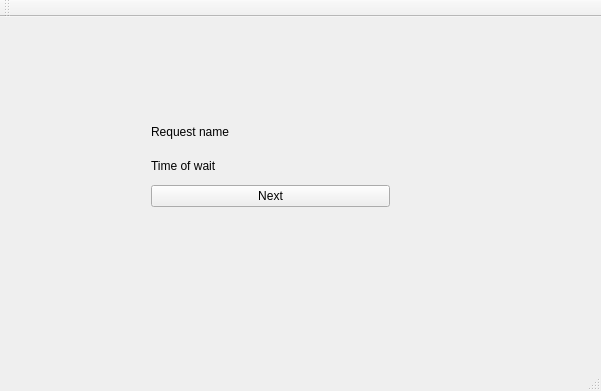
Before: the Qt Designer form mainwindow.ui in TheRzzan/SmoCursWork, drawn with Qt 5.
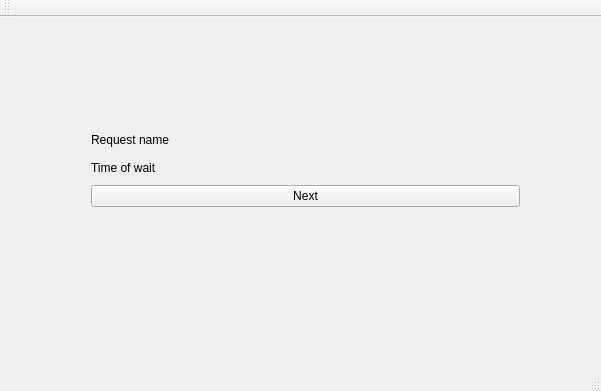
After: the same form once the commit is applied.

```diff
--- a/mainwindow.ui
+++ b/mainwindow.ui
@@ -17,10 +17,10 @@
    <widget class="QWidget" name="verticalLayoutWidget">
     <property name="geometry">
      <rect>
-      <x>140</x>
-      <y>90</y>
-      <width>261</width>
-      <height>111</height>
+      <x>80</x>
+      <y>100</y>
+      <width>451</width>
+      <height>101</height>
      </rect>
     </property>
     <layout class="QVBoxLayout" name="verticalLayout">
```
